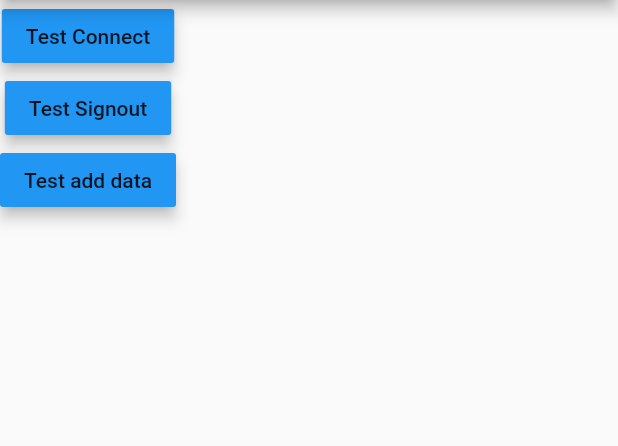
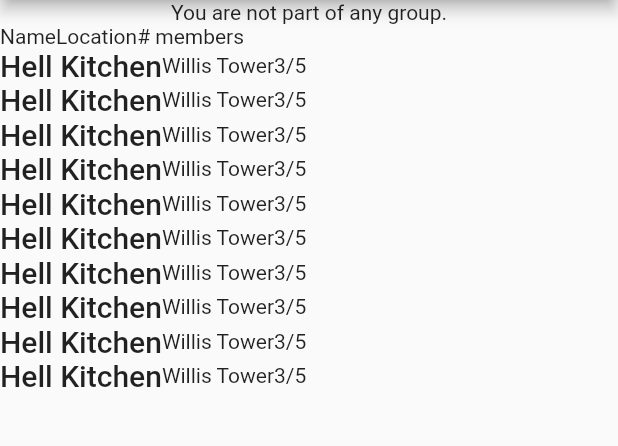
Before and after one commit to RaphBourgeois/MealToShare, a Flutter app: the screen it shows after launch, on a phone screen of 412 x 824 dp, the part 84-530 px from its top. Run offline on Flutter 3.47's test engine with Material 2 defaults, Android fonts, the phone set to English and light mode, and no system bars; our stand-ins replace cloud_firestore, firebase_auth, google_sign_in, shared_preferences; accounts and stored records are empty.

Commit message:
start groups

```diff
--- a/lib/main.dart
+++ b/lib/main.dart
@@ -2,6 +2,7 @@ import 'package:flutter/material.dart';
 import 'pages/dashboard.dart';
 import 'pages/account.dart';
 import 'pages/test_page.dart';
+import 'pages/cooking_circles.dart';
 import 'utils/page_scaffold.dart';
 
 import 'utils/firebaseAPI.dart';
@@ -9,6 +10,7 @@ import 'utils/firebaseAPI.dart';
 void main(){
   runApp(
     new MaterialApp(
+      theme: _themeData,
       initialRoute: '/',
       routes: {
         // When we navigate to the "/" route, build the FirstScreen Widget
@@ -17,10 +19,13 @@ void main(){
         '/dashboard': (context) => new MyScaffold().displayPage(context, Dashboard()),
         '/test_page': (context) => new MyScaffold().displayPage(context, TestPage()),
         '/account': (context) => new MyScaffold().displayPage(context, Account()),
+        '/cooking_circles': (context) => new MyScaffold().displayPage(context, Groups()),
       },
     )
   );
 }
+
+final ThemeData _themeData = new ThemeData(brightness: Brightness.dark);
 
 class Root extends StatelessWidget {
   // This widget is the root of your application.
@@ -30,6 +35,6 @@ class Root extends StatelessWidget {
   Widget build(BuildContext context) {
     Connect _connection = new Connect();
     _connection.signIn();
-    return new MyScaffold().displayPage(context, TestPage());
+    return new MyScaffold().displayPage(context, Groups());
   }
 }
--- a/lib/pages/account.dart
+++ b/lib/pages/account.dart
@@ -20,7 +20,7 @@ class _AccountState extends State<Account> {
     if(_name == ""){
     localData.getUserPref("name").then(
       (val) => setState(() {
-          _name = val +"was here";
+          _name = val;
 
         })
       );
--- /dev/null
+++ b/lib/pages/cooking_circles.dart
@@ -0,0 +1,61 @@
+import 'package:flutter/material.dart';
+import '../utils/firebaseAPI.dart';
+
+class Groups extends StatefulWidget {
+  Groups({Key key, this.title}) : super(key: key);
+  final String title;
+
+  @override
+  _GroupsState createState() => new _GroupsState();
+}
+
+class _GroupsState extends State<Groups> {
+  LocalData localData = new LocalData();
+  Connect connection = new Connect();
+
+  String _name = "";
+  _GroupsState() {
+    //connection..
+
+    if(_name == "" && false){
+    localData.getUserPref("name").then(
+      (val) => setState(() {
+          _name = val +"was here";
+
+        })
+      );
+    }
+  }
+  Widget multiListDisplay(){
+    final int column =3;
+    final int row =10;
+
+
+    List<Widget> listMyWidgets() {
+      List<Widget> list = new List();
+      list.add(new Row(children: <Widget>[new Text("Name"),new Text("Location"),new Text("# members"),]));
+      int i=0;
+      while(i < row){
+        list.add(new Row(children: <Widget>[new Text("Hell Kitchen",style: Theme.of(context).textTheme.title,),new Text("Willis Tower"),new Text("3/5"),]));
+        i++;
+      }
+      return list;
+    }
+
+    return new Container(
+      child: new Column(//multi list display widget
+          children: listMyWidgets(),
+      )
+    );
+  }
+
+  @override
+  Widget build(BuildContext context){
+    return new Column(//page
+      children: <Widget>[
+        new Text("You are not part of any group."),
+        multiListDisplay(),
+      ],
+    );
+  }
+}
--- a/lib/pages/left_menu.dart
+++ b/lib/pages/left_menu.dart
@@ -6,9 +6,10 @@ Widget leftMenu(BuildContext context){
     padding: EdgeInsets.zero,
     children: <Widget>[
     leftMenuHeader(),
-    leftMenuItem(context,'Cooking Groups','/dashboard'),
+    leftMenuItem(context,'Dashboard','/dashboard'),
     leftMenuItem(context,'Test Page','/test_page'),
-    leftMenuItem(context,'My Account','/account')
+    leftMenuItem(context,'My Account','/account'),
+    leftMenuItem(context, 'Cooking Circles', '/cooking_circles')
   ],
   );
 }
--- a/lib/pages/test_page.dart
+++ b/lib/pages/test_page.dart
@@ -38,12 +38,12 @@ class _TestPage extends State<TestPage> {
           },
         ),
         new RaisedButton(
-          child: const Text('Test add data'),
+          child: const Text('Test setGroups()'),
           color: Theme.of(context).accentColor,
           elevation: 4.0,
           splashColor: Colors.blueGrey,
           onPressed: () {
-            _connection.addRestriction("Banana");
+            _connection.setGroups();
           },
         )
       ],)
```
Also changed, not shown: lib/utils/firebaseAPI.dart (+18 -0 lines), pubspec.lock, 1 other file.
